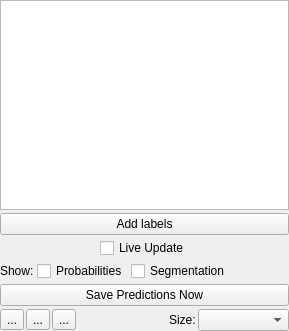
ilastik/ilastik, file ilastik/applets/pixelClassification/labelingDrawer.ui: the form before one commit.
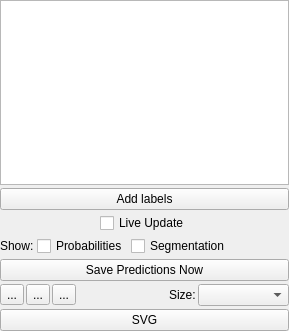
The form after the commit. Custom widgets are drawn as their Qt base class.

Commit message: wip: svg debug stuff

Diff of the .ui file:
```diff
--- a/ilastik/applets/pixelClassification/labelingDrawer.ui
+++ b/ilastik/applets/pixelClassification/labelingDrawer.ui
@@ -220,6 +220,13 @@
       </item>
      </layout>
     </item>
+    <item>
+     <widget class="QPushButton" name="svgButton">
+      <property name="text">
+       <string>SVG</string>
+      </property>
+     </widget>
+    </item>
     <item>
      <layout class="QHBoxLayout" name="horizontalLayout_2"/>
     </item>
```
The commit also changes 2 other files.
